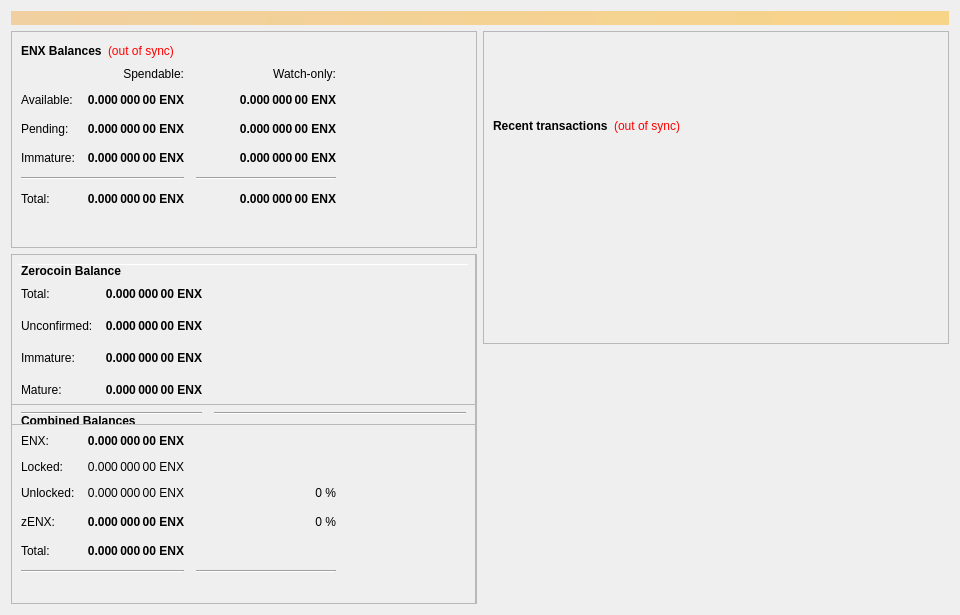
The window that src/qt/forms/overviewpage.ui (SmandeP/bib) describes before a commit, drawn with Qt 5.
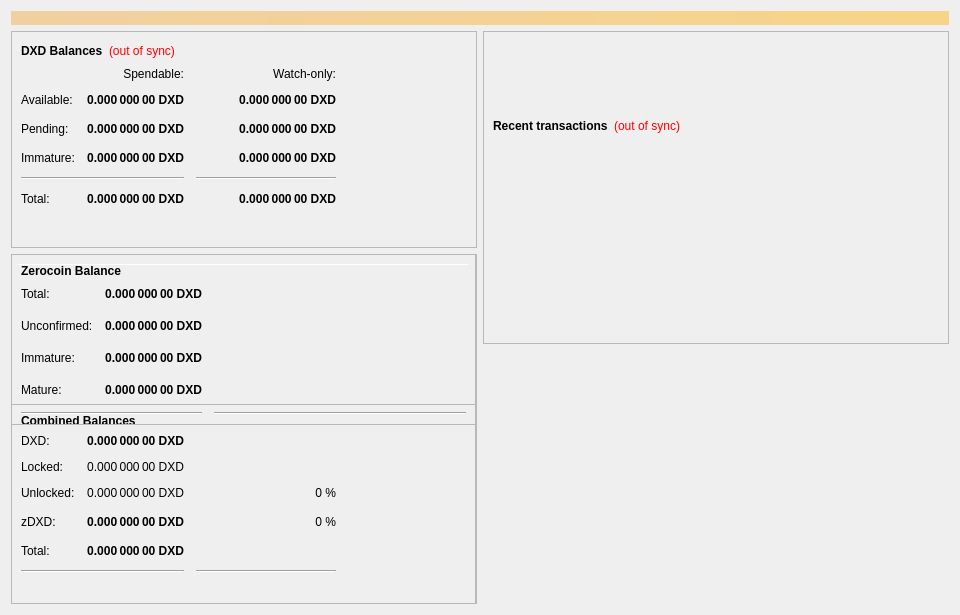
The same window after the commit.

```diff
--- a/src/qt/forms/overviewpage.ui
+++ b/src/qt/forms/overviewpage.ui
@@ -60,7 +60,7 @@
                </font>
               </property>
               <property name="text">
-               <string>ENX Balances</string>
+               <string>DXD Balances</string>
               </property>
              </widget>
             </item>
@@ -118,7 +118,7 @@
                <string>Unconfirmed transactions to watch-only addresses</string>
               </property>
               <property name="text">
-               <string notr="true">0.000 000 00 ENX</string>
+               <string notr="true">0.000 000 00 DXD</string>
               </property>
               <property name="alignment">
                <set>Qt::AlignRight|Qt::AlignTrailing|Qt::AlignVCenter</set>
@@ -143,7 +143,7 @@
                <string>Total of transactions that have yet to be confirmed, and do not yet count toward the spendable balance</string>
               </property>
               <property name="text">
-               <string notr="true">0.000 000 00 ENX</string>
+               <string notr="true">0.000 000 00 DXD</string>
               </property>
               <property name="alignment">
                <set>Qt::AlignRight|Qt::AlignTrailing|Qt::AlignVCenter</set>
@@ -168,7 +168,7 @@
                <string>Staked or masternode rewards in watch-only addresses that has not yet matured</string>
               </property>
               <property name="text">
-               <string notr="true">0.000 000 00 ENX</string>
+               <string notr="true">0.000 000 00 DXD</string>
               </property>
               <property name="alignment">
                <set>Qt::AlignRight|Qt::AlignTrailing|Qt::AlignVCenter</set>
@@ -226,7 +226,7 @@
                <string>Staked or masternode rewards that has not yet matured</string>
               </property>
               <property name="text">
-               <string notr="true">0.000 000 00 ENX</string>
+               <string notr="true">0.000 000 00 DXD</string>
               </property>
               <property name="alignment">
                <set>Qt::AlignRight|Qt::AlignTrailing|Qt::AlignVCenter</set>
@@ -271,7 +271,7 @@
                <string>Your current total balance</string>
               </property>
               <property name="text">
-               <string notr="true">0.000 000 00 ENX</string>
+               <string notr="true">0.000 000 00 DXD</string>
               </property>
               <property name="alignment">
                <set>Qt::AlignRight|Qt::AlignTrailing|Qt::AlignVCenter</set>
@@ -296,7 +296,7 @@
                <string>Current total balance in watch-only addresses</string>
               </property>
               <property name="text">
-               <string notr="true">0.000 000 00 ENX</string>
+               <string notr="true">0.000 000 00 DXD</string>
               </property>
               <property name="alignment">
                <set>Qt::AlignRight|Qt::AlignTrailing|Qt::AlignVCenter</set>
@@ -338,7 +338,7 @@
                <string>Your current spendable balance</string>
               </property>
               <property name="text">
-               <string notr="true">0.000 000 00 ENX</string>
+               <string notr="true">0.000 000 00 DXD</string>
               </property>
               <property name="alignment">
                <set>Qt::AlignRight|Qt::AlignTrailing|Qt::AlignVCenter</set>
@@ -363,7 +363,7 @@
                <string>Your current balance in watch-only addresses</string>
               </property>
               <property name="text">
-               <string notr="true">0.000 000 00 ENX</string>
+               <string notr="true">0.000 000 00 DXD</string>
               </property>
               <property name="alignment">
                <set>Qt::AlignRight|Qt::AlignTrailing|Qt::AlignVCenter</set>
@@ -963,7 +963,7 @@
                 <string>Total of transactions that have yet to be confirmed, and do not yet count toward the spendable balance</string>
                </property>
                <property name="text">
-                <string notr="true">0.000 000 00 ENX</string>
+                <string notr="true">0.000 000 00 DXD</string>
                </property>
                <property name="alignment">
                 <set>Qt::AlignRight|Qt::AlignTrailing|Qt::AlignVCenter</set>
@@ -988,7 +988,7 @@
                 <string>Total Balance, including unconfirmed and immature coins.</string>
                </property>
                <property name="text">
-                <string notr="true">0.000 000 00 ENX</string>
+                <string notr="true">0.000 000 00 DXD</string>
                </property>
                <property name="alignment">
                 <set>Qt::AlignRight|Qt::AlignTrailing|Qt::AlignVCenter</set>
@@ -1021,7 +1021,7 @@
              <item row="1" column="0">
               <widget class="QLabel" name="labelBalanceTextz">
                <property name="text">
-                <string>ENX:</string>
+                <string>DXD:</string>
                </property>
               </widget>
              </item>
@@ -1040,7 +1040,7 @@
                 <string>Your current spendable balance</string>
                </property>
                <property name="text">
-                <string notr="true">0.000 000 00 ENX</string>
+                <string notr="true">0.000 000 00 DXD</string>
                </property>
                <property name="alignment">
                 <set>Qt::AlignRight|Qt::AlignTrailing|Qt::AlignVCenter</set>
@@ -1056,7 +1056,7 @@
                 <string/>
                </property>
                <property name="text">
-                <string>zENX:</string>
+                <string>zDXD:</string>
                </property>
               </widget>
              </item>
@@ -1090,7 +1090,7 @@
                 <string>Locked ENX or Masternode collaterals. These are excluded from zENX minting.</string>
                </property>
                <property name="text">
-                <string>0.000 000 00 ENX</string>
+                <string>0.000 000 00 DXD</string>
                </property>
                <property name="alignment">
                 <set>Qt::AlignRight|Qt::AlignTrailing|Qt::AlignVCenter</set>
@@ -1123,7 +1123,7 @@
                 <string>Unlocked ENXs. These can be used for zENX minting.</string>
                </property>
                <property name="text">
-                <string>0.000 000 00 ENX</string>
+                <string>0.000 000 00 DXD</string>
                </property>
                <property name="alignment">
                 <set>Qt::AlignRight|Qt::AlignTrailing|Qt::AlignVCenter</set>
@@ -1234,7 +1234,7 @@
                 <string>All available zENX, unconfirmed and immature zENX included.</string>
                </property>
                <property name="text">
-                <string notr="true">0.000 000 00 ENX</string>
+                <string notr="true">0.000 000 00 DXD</string>
                </property>
                <property name="alignment">
                 <set>Qt::AlignRight|Qt::AlignTrailing|Qt::AlignVCenter</set>
@@ -1312,7 +1312,7 @@
 These zENX are spendable.</string>
                </property>
                <property name="text">
-                <string>0.000 000 00 ENX</string>
+                <string>0.000 000 00 DXD</string>
                </property>
                <property name="alignment">
                 <set>Qt::AlignRight|Qt::AlignTrailing|Qt::AlignVCenter</set>
@@ -1343,7 +1343,7 @@
 Immature: confirmed, but less than 3 mints of the same denomination after it was minted</string>
                </property>
                <property name="text">
-                <string>0.000 000 00 ENX</string>
+                <string>0.000 000 00 DXD</string>
                </property>
                <property name="alignment">
                 <set>Qt::AlignRight|Qt::AlignTrailing|Qt::AlignVCenter</set>
@@ -1387,7 +1387,7 @@
 Immature: confirmed, but less than 3 mints of the same denomination after it was minted</string>
                </property>
                <property name="text">
-                <string>0.000 000 00 ENX</string>
+                <string>0.000 000 00 DXD</string>
                </property>
                <property name="alignment">
                 <set>Qt::AlignRight|Qt::AlignTrailing|Qt::AlignVCenter</set>
```
Left out of the diff: 22 changed lines with no effect on the pictures.
